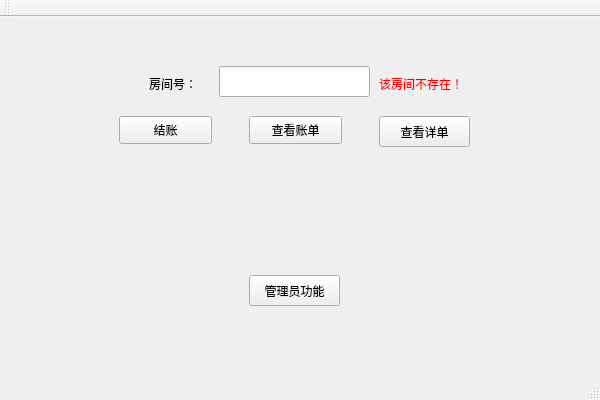
The window that server/mainwindow.ui (dyzsr/se2019hotel) describes before a commit, drawn with Qt 5.
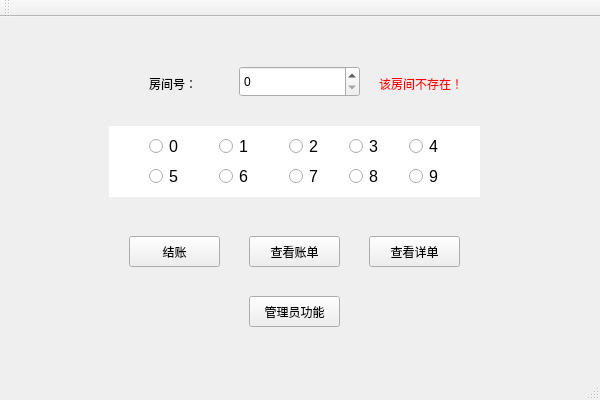
The same window after the commit.

What changed in the file:
```diff
--- a/server/mainwindow.ui
+++ b/server/mainwindow.ui
@@ -37,7 +37,7 @@
       <property name="geometry">
        <rect>
         <x>250</x>
-        <y>259</y>
+        <y>280</y>
         <width>91</width>
         <height>31</height>
        </rect>
@@ -46,29 +46,13 @@
        <string>管理员功能</string>
       </property>
      </widget>
-     <widget class="QLineEdit" name="le_roomId">
-      <property name="geometry">
-       <rect>
-        <x>220</x>
-        <y>50</y>
-        <width>151</width>
-        <height>31</height>
-       </rect>
-      </property>
-      <property name="inputMethodHints">
-       <set>Qt::ImhNone</set>
-      </property>
-      <property name="text">
-       <string/>
-      </property>
-     </widget>
      <widget class="QPushButton" name="bt_checkout">
       <property name="geometry">
        <rect>
-        <x>120</x>
-        <y>100</y>
-        <width>93</width>
-        <height>28</height>
+        <x>130</x>
+        <y>220</y>
+        <width>91</width>
+        <height>31</height>
        </rect>
       </property>
       <property name="text">
@@ -79,9 +63,9 @@
       <property name="geometry">
        <rect>
         <x>250</x>
-        <y>100</y>
-        <width>93</width>
-        <height>28</height>
+        <y>220</y>
+        <width>91</width>
+        <height>31</height>
        </rect>
       </property>
       <property name="text">
@@ -91,8 +75,8 @@
      <widget class="QPushButton" name="bt_detailedBill">
       <property name="geometry">
        <rect>
-        <x>380</x>
-        <y>100</y>
+        <x>370</x>
+        <y>220</y>
         <width>91</width>
         <height>31</height>
        </rect>
@@ -164,6 +148,199 @@
        <string>房间号：</string>
       </property>
      </widget>
+     <widget class="QSpinBox" name="sb_roomId">
+      <property name="geometry">
+       <rect>
+        <x>240</x>
+        <y>50</y>
+        <width>121</width>
+        <height>31</height>
+       </rect>
+      </property>
+     </widget>
+     <widget class="QWidget" name="room_bt_widget" native="true">
+      <property name="geometry">
+       <rect>
+        <x>110</x>
+        <y>110</y>
+        <width>371</width>
+        <height>71</height>
+       </rect>
+      </property>
+      <property name="styleSheet">
+       <string notr="true">background: #ffffff;</string>
+      </property>
+      <widget class="QRadioButton" name="rb_3">
+       <property name="geometry">
+        <rect>
+         <x>240</x>
+         <y>10</y>
+         <width>41</width>
+         <height>21</height>
+        </rect>
+       </property>
+       <property name="styleSheet">
+        <string notr="true">color: #000000;
+font-size: 16px;</string>
+       </property>
+       <property name="text">
+        <string>3</string>
+       </property>
+      </widget>
+      <widget class="QRadioButton" name="rb_4">
+       <property name="geometry">
+        <rect>
+         <x>300</x>
+         <y>10</y>
+         <width>41</width>
+         <height>21</height>
+        </rect>
+       </property>
+       <property name="styleSheet">
+        <string notr="true">color: #000000;
+font-size: 16px;</string>
+       </property>
+       <property name="text">
+        <string>4</string>
+       </property>
+      </widget>
+      <widget class="QRadioButton" name="rb_0">
+       <property name="geometry">
+        <rect>
+         <x>40</x>
+         <y>10</y>
+         <width>41</width>
+         <height>21</height>
+        </rect>
+       </property>
+       <property name="styleSheet">
+        <string notr="true">color: #000000;
+font-size: 16px;</string>
+       </property>
+       <property name="text">
+        <string>0</string>
+       </property>
+      </widget>
+      <widget class="QRadioButton" name="rb_5">
+       <property name="geometry">
+        <rect>
+         <x>40</x>
+         <y>40</y>
+         <width>41</width>
+         <height>21</height>
+        </rect>
+       </property>
+       <property name="styleSheet">
+        <string notr="true">color: #000000;
+font-size: 16px;</string>
+       </property>
+       <property name="text">
+        <string>5</string>
+       </property>
+      </widget>
+      <widget class="QRadioButton" name="rb_1">
+       <property name="geometry">
+        <rect>
+         <x>110</x>
+         <y>10</y>
+         <width>41</width>
+         <height>21</height>
+        </rect>
+       </property>
+       <property name="styleSheet">
+        <string notr="true">color: #000000;
+font-size: 16px;</string>
+       </property>
+       <property name="text">
+        <string>1</string>
+       </property>
+      </widget>
+      <widget class="QRadioButton" name="rb_2">
+       <property name="geometry">
+        <rect>
+         <x>180</x>
+         <y>10</y>
+         <width>41</width>
+         <height>21</height>
+        </rect>
+       </property>
+       <property name="styleSheet">
+        <string notr="true">color: #000000;
+font-size: 16px;</string>
+       </property>
+       <property name="text">
+        <string>2</string>
+       </property>
+      </widget>
+      <widget class="QRadioButton" name="rb_6">
+       <property name="geometry">
+        <rect>
+         <x>110</x>
+         <y>40</y>
+         <width>41</width>
+         <height>21</height>
+        </rect>
+       </property>
+       <property name="styleSheet">
+        <string notr="true">color: #000000;
+font-size: 16px;</string>
+       </property>
+       <property name="text">
+        <string>6</string>
+       </property>
+      </widget>
+      <widget class="QRadioButton" name="rb_7">
+       <property name="geometry">
+        <rect>
+         <x>180</x>
+         <y>40</y>
+         <width>41</width>
+         <height>21</height>
+        </rect>
+       </property>
+       <property name="styleSheet">
+        <string notr="true">color: #000000;
+font-size: 16px;</string>
+       </property>
+       <property name="text">
+        <string>7</string>
+       </property>
+      </widget>
+      <widget class="QRadioButton" name="rb_8">
+       <property name="geometry">
+        <rect>
+         <x>240</x>
+         <y>40</y>
+         <width>41</width>
+         <height>21</height>
+        </rect>
+       </property>
+       <property name="styleSheet">
+        <string notr="true">color: #000000;
+font-size: 16px;</string>
+       </property>
+       <property name="text">
+        <string>8</string>
+       </property>
+      </widget>
+      <widget class="QRadioButton" name="rb_9">
+       <property name="geometry">
+        <rect>
+         <x>300</x>
+         <y>40</y>
+         <width>41</width>
+         <height>21</height>
+        </rect>
+       </property>
+       <property name="styleSheet">
+        <string notr="true">color: #000000;
+font-size: 16px;</string>
+       </property>
+       <property name="text">
+        <string>9</string>
+       </property>
+      </widget>
+     </widget>
     </widget>
    </widget>
   </widget>
```
Left out of the diff: 2 changed lines with no effect on the pictures.
